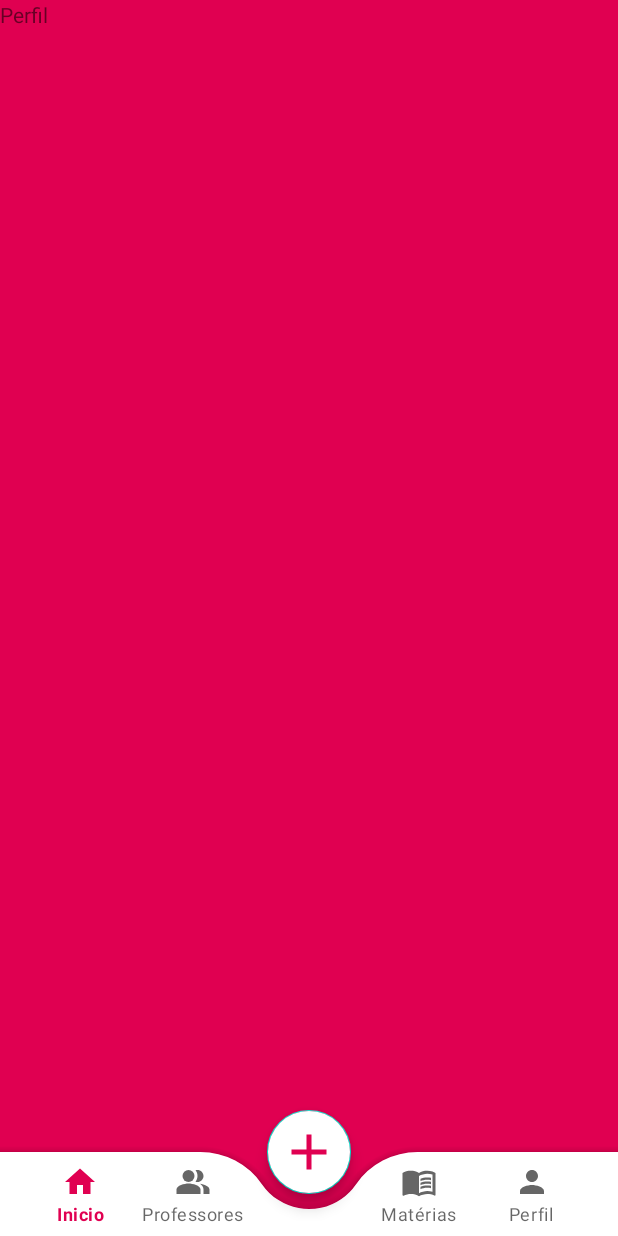
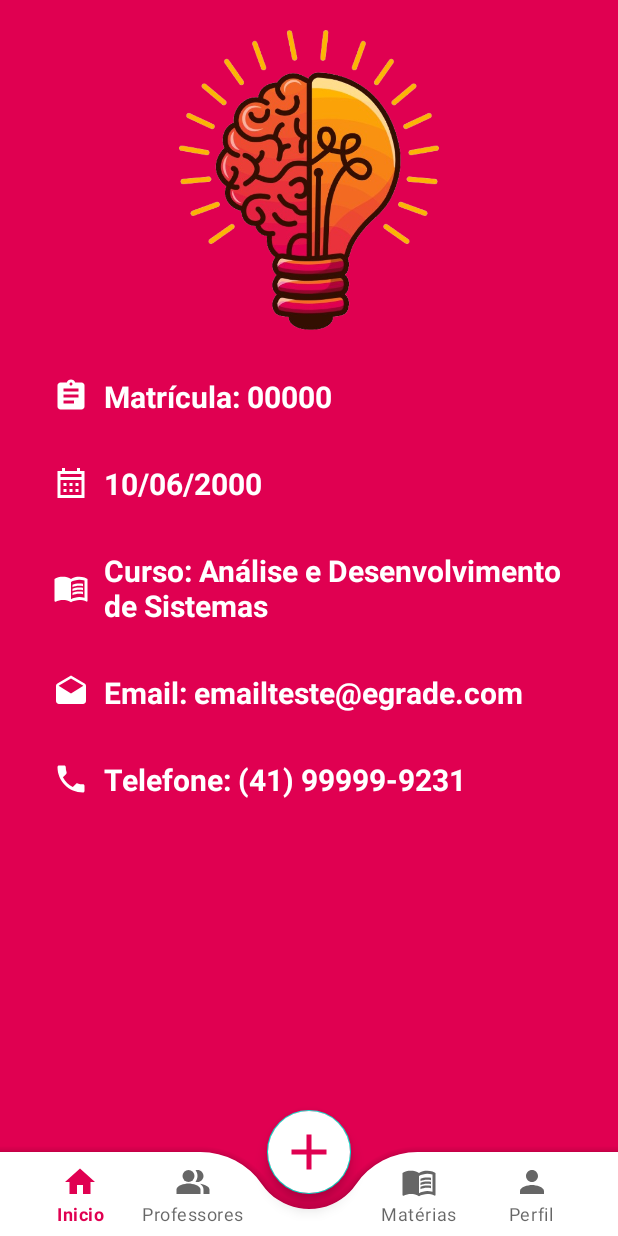
Before and after one commit to Deoprag/eGrade, an Android app: the fragment UserProfileFragment placed in its activity, on a phone screen of 412 x 824 dp. Run offline under Robolectric (Android 15) with nearby library versions, the phone set to English and light mode, and no system bars.

Commit message:
Inicio do design tela de dados do usuário

```diff
--- /dev/null
+++ b/app/src/main/res/drawable/baseline_course_book_24.xml
@@ -0,0 +1,11 @@
+<vector xmlns:android="http://schemas.android.com/apk/res/android" android:autoMirrored="true" android:height="24dp" android:tint="#FFFFFF" android:viewportHeight="24" android:viewportWidth="24" android:width="24dp">
+
+    <path android:fillColor="@android:color/white" android:pathData="M21,5c-1.11,-0.35 -2.33,-0.5 -3.5,-0.5c-1.95,0 -4.05,0.4 -5.5,1.5c-1.45,-1.1 -3.55,-1.5 -5.5,-1.5S2.45,4.9 1,6v14.65c0,0.25 0.25,0.5 0.5,0.5c0.1,0 0.15,-0.05 0.25,-0.05C3.1,20.45 5.05,20 6.5,20c1.95,0 4.05,0.4 5.5,1.5c1.35,-0.85 3.8,-1.5 5.5,-1.5c1.65,0 3.35,0.3 4.75,1.05c0.1,0.05 0.15,0.05 0.25,0.05c0.25,0 0.5,-0.25 0.5,-0.5V6C22.4,5.55 21.75,5.25 21,5zM21,18.5c-1.1,-0.35 -2.3,-0.5 -3.5,-0.5c-1.7,0 -4.15,0.65 -5.5,1.5V8c1.35,-0.85 3.8,-1.5 5.5,-1.5c1.2,0 2.4,0.15 3.5,0.5V18.5z"/>
+
+    <path android:fillColor="@android:color/white" android:pathData="M17.5,10.5c0.88,0 1.73,0.09 2.5,0.26V9.24C19.21,9.09 18.36,9 17.5,9c-1.7,0 -3.24,0.29 -4.5,0.83v1.66C14.13,10.85 15.7,10.5 17.5,10.5z"/>
+
+    <path android:fillColor="@android:color/white" android:pathData="M13,12.49v1.66c1.13,-0.64 2.7,-0.99 4.5,-0.99c0.88,0 1.73,0.09 2.5,0.26V11.9c-0.79,-0.15 -1.64,-0.24 -2.5,-0.24C15.8,11.66 14.26,11.96 13,12.49z"/>
+
+    <path android:fillColor="@android:color/white" android:pathData="M17.5,14.33c-1.7,0 -3.24,0.29 -4.5,0.83v1.66c1.13,-0.64 2.7,-0.99 4.5,-0.99c0.88,0 1.73,0.09 2.5,0.26v-1.52C19.21,14.41 18.36,14.33 17.5,14.33z"/>
+
+</vector>
--- /dev/null
+++ b/app/src/main/res/drawable/baseline_email_24.xml
@@ -0,0 +1,5 @@
+<vector xmlns:android="http://schemas.android.com/apk/res/android" android:height="24dp" android:tint="#FFFFFF" android:viewportHeight="24" android:viewportWidth="24" android:width="24dp">
+
+    <path android:fillColor="@android:color/white" android:pathData="M21.99,8c0,-0.72 -0.37,-1.35 -0.94,-1.7L12,1 2.95,6.3C2.38,6.65 2,7.28 2,8v10c0,1.1 0.9,2 2,2h16c1.1,0 2,-0.9 2,-2l-0.01,-10zM12,13L3.74,7.84 12,3l8.26,4.84L12,13z"/>
+
+</vector>
--- /dev/null
+++ b/app/src/main/res/drawable/baseline_id_24.xml
@@ -0,0 +1,5 @@
+<vector xmlns:android="http://schemas.android.com/apk/res/android" android:autoMirrored="true" android:height="24dp" android:tint="#FFFFFF" android:viewportHeight="24" android:viewportWidth="24" android:width="24dp">
+
+    <path android:fillColor="@android:color/white" android:pathData="M19,3h-4.18C14.4,1.84 13.3,1 12,1c-1.3,0 -2.4,0.84 -2.82,2L5,3c-1.1,0 -2,0.9 -2,2v14c0,1.1 0.9,2 2,2h14c1.1,0 2,-0.9 2,-2L21,5c0,-1.1 -0.9,-2 -2,-2zM12,3c0.55,0 1,0.45 1,1s-0.45,1 -1,1 -1,-0.45 -1,-1 0.45,-1 1,-1zM14,17L7,17v-2h7v2zM17,13L7,13v-2h10v2zM17,9L7,9L7,7h10v2z"/>
+
+</vector>
--- /dev/null
+++ b/app/src/main/res/drawable/baseline_phone_24.xml
@@ -0,0 +1,5 @@
+<vector xmlns:android="http://schemas.android.com/apk/res/android" android:height="24dp" android:tint="#FFFFFF" android:viewportHeight="24" android:viewportWidth="24" android:width="24dp">
+
+    <path android:fillColor="@android:color/white" android:pathData="M6.62,10.79c1.44,2.83 3.76,5.14 6.59,6.59l2.2,-2.2c0.27,-0.27 0.67,-0.36 1.02,-0.24 1.12,0.37 2.33,0.57 3.57,0.57 0.55,0 1,0.45 1,1V20c0,0.55 -0.45,1 -1,1 -9.39,0 -17,-7.61 -17,-17 0,-0.55 0.45,-1 1,-1h3.5c0.55,0 1,0.45 1,1 0,1.25 0.2,2.45 0.57,3.57 0.11,0.35 0.03,0.74 -0.25,1.02l-2.2,2.2z"/>
+
+</vector>
--- /dev/null
+++ b/app/src/main/res/drawable/sharp_calendar_24.xml
@@ -0,0 +1,5 @@
+<vector xmlns:android="http://schemas.android.com/apk/res/android" android:height="24dp" android:tint="#FFFFFF" android:viewportHeight="960" android:viewportWidth="960" android:width="24dp">
+
+    <path android:fillColor="@android:color/white" android:pathData="M440,560L440,480L520,480L520,560L440,560ZM280,560L280,480L360,480L360,560L280,560ZM600,560L600,480L680,480L680,560L600,560ZM440,720L440,640L520,640L520,720L440,720ZM280,720L280,640L360,640L360,720L280,720ZM600,720L600,640L680,640L680,720L600,720ZM120,880L120,160L240,160L240,80L320,80L320,160L640,160L640,80L720,80L720,160L840,160L840,880L120,880ZM200,800L760,800L760,400L200,400L200,800ZM200,320L760,320L760,240L200,240L200,320ZM200,320L200,240L200,240L200,320L200,320Z"/>
+
+</vector>
--- a/app/src/main/res/layout/fragment_user_profile.xml
+++ b/app/src/main/res/layout/fragment_user_profile.xml
@@ -1,14 +1,72 @@
 <?xml version="1.0" encoding="utf-8"?>
-<FrameLayout xmlns:android="http://schemas.android.com/apk/res/android"
+<LinearLayout xmlns:android="http://schemas.android.com/apk/res/android"
+    xmlns:app="http://schemas.android.com/apk/res-auto"
     xmlns:tools="http://schemas.android.com/tools"
     android:layout_width="match_parent"
     android:layout_height="match_parent"
-    tools:context=".view.UserProfileFragment">
+    tools:context=".view.UserProfileFragment"
+    android:padding="20dp"
+    android:orientation="vertical">
 
-    <!-- TODO: Update blank fragment layout -->
+    <ImageView
+        android:layout_width="200dp"
+        android:layout_height="200dp"
+        android:layout_gravity="center"
+        app:srcCompat="@drawable/raw_icon"/>
+
     <TextView
         android:layout_width="match_parent"
-        android:layout_height="match_parent"
-        android:text="Perfil" />
+        android:layout_height="wrap_content"
+        android:layout_marginTop="15dp"
+        android:drawableLeft="@drawable/baseline_id_24"
+        android:drawablePadding="10dp"
+        android:padding="15dp"
+        android:text="Matrícula: 00000"
+        android:textColor="@color/white"
+        android:textSize="20sp"
+        android:textStyle="bold" />
 
-</FrameLayout>
+    <TextView
+        android:layout_width="match_parent"
+        android:layout_height="wrap_content"
+        android:drawableLeft="@drawable/sharp_calendar_24"
+        android:drawablePadding="10dp"
+        android:padding="15dp"
+        android:text="10/06/2000"
+        android:textColor="@color/white"
+        android:textSize="20sp"
+        android:textStyle="bold" />
+
+    <TextView
+        android:layout_width="match_parent"
+        android:layout_height="wrap_content"
+        android:drawableLeft="@drawable/baseline_course_book_24"
+        android:drawablePadding="10dp"
+        android:padding="15dp"
+        android:text="Curso: Análise e Desenvolvimento de Sistemas"
+        android:textColor="@color/white"
+        android:textSize="20sp"
+        android:textStyle="bold" />
+
+    <TextView
+        android:layout_width="match_parent"
+        android:layout_height="wrap_content"
+        android:drawableLeft="@drawable/baseline_email_24"
+        android:drawablePadding="10dp"
+        android:padding="15dp"
+        android:text="Email: emailteste@egrade.com"
+        android:textColor="@color/white"
+        android:textSize="20sp"
+        android:textStyle="bold" />
+
+    <TextView
+        android:layout_width="match_parent"
+        android:layout_height="wrap_content"
+        android:drawableLeft="@drawable/baseline_phone_24"
+        android:drawablePadding="10dp"
+        android:padding="15dp"
+        android:text="Telefone: (41) 99999-9231"
+        android:textColor="@color/white"
+        android:textSize="20sp"
+        android:textStyle="bold" />
+</LinearLayout>
```
